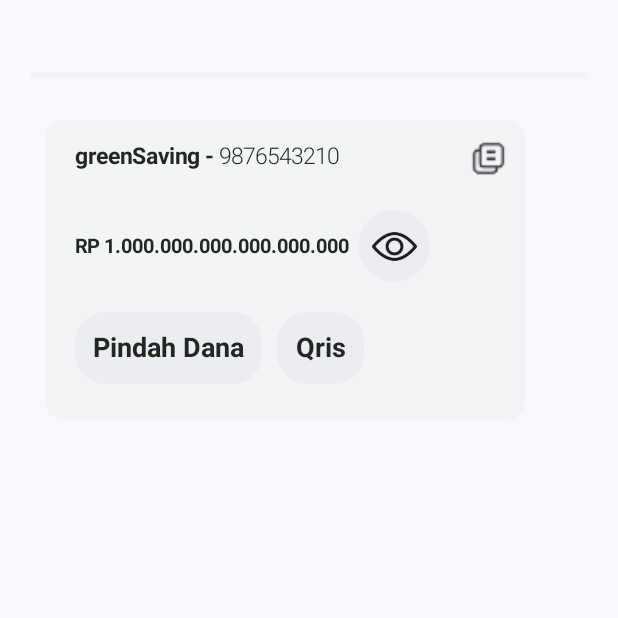
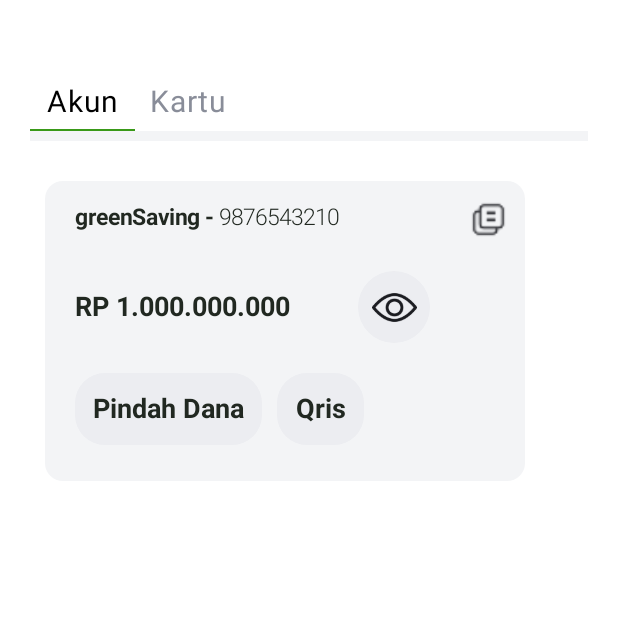
Before and after one commit to veroanggraa/GreenBankApplication, an Android app built with Jetpack Compose: the screen it shows after launch (MainActivity), on a phone screen of 412 x 824 dp, the top half of it. Run offline under Robolectric (Android 15) with nearby library versions, the phone set to English and light mode, and no system bars.

Commit message:
update home screen

```diff
--- a/app/src/main/java/com/veroanggra/greenbankapplication/ui/home/HomeScreen.kt
+++ b/app/src/main/java/com/veroanggra/greenbankapplication/ui/home/HomeScreen.kt
@@ -1,6 +1,9 @@
 import android.content.Context
+import androidx.compose.foundation.background
+import androidx.compose.foundation.layout.Box
 import androidx.compose.foundation.layout.Column
 import androidx.compose.foundation.layout.Spacer
+import androidx.compose.foundation.layout.fillMaxSize
 import androidx.compose.foundation.layout.height
 import androidx.compose.foundation.layout.padding
 import androidx.compose.material3.Scaffold
@@ -16,6 +19,7 @@ import androidx.compose.ui.graphics.Color
 import androidx.compose.ui.unit.dp
 import com.veroanggra.greenbankapplication.utils.actions.setClipboard
 import com.veroanggra.greenbankapplication.utils.component.CustomOnTopToast
+import com.veroanggra.greenbankapplication.utils.component.CustomTabSample
 import com.veroanggra.greenbankapplication.utils.component.GrayLine
 import com.veroanggra.greenbankapplication.utils.component.SavingCard
 import com.veroanggra.greenbankapplication.utils.helper.BankingDataStore
@@ -27,7 +31,7 @@ fun HomeScreen(
 ) {
     val textNumber = "9876543210"
     val textName = "greenSaving"
-    val balance = "1.000.000.000.000.000.000"
+    val balance = "1.000.000.000"
     var isShowMessage by remember { mutableStateOf(false) }
     var message by remember { mutableStateOf("") }
     val isVisibleFlow = BankingDataStore.getIsVisible(context)
@@ -35,13 +39,19 @@ fun HomeScreen(
     val coroutineScope = rememberCoroutineScope()
 
     Scaffold(
+        modifier = Modifier
+            .fillMaxSize()
     ) { innerPadding ->
         Column(
             modifier = Modifier
+                .fillMaxSize()
+                .background(Color.White)
                 .padding(innerPadding)
         ) {
             Spacer(modifier = Modifier.height(50.dp))
-            GrayLine(Modifier, Color(0xFFF3F4F6), 5f)
+            CustomTabSample()
+            Spacer(modifier = Modifier.height(1.dp))
+            GrayLine(Modifier, Color(0xFFF3F4F6), 10f)
             Spacer(modifier = Modifier.height(10.dp))
             SavingCard(
                 modifier = Modifier.padding(horizontal = 30.dp, vertical = 20.dp),
```
